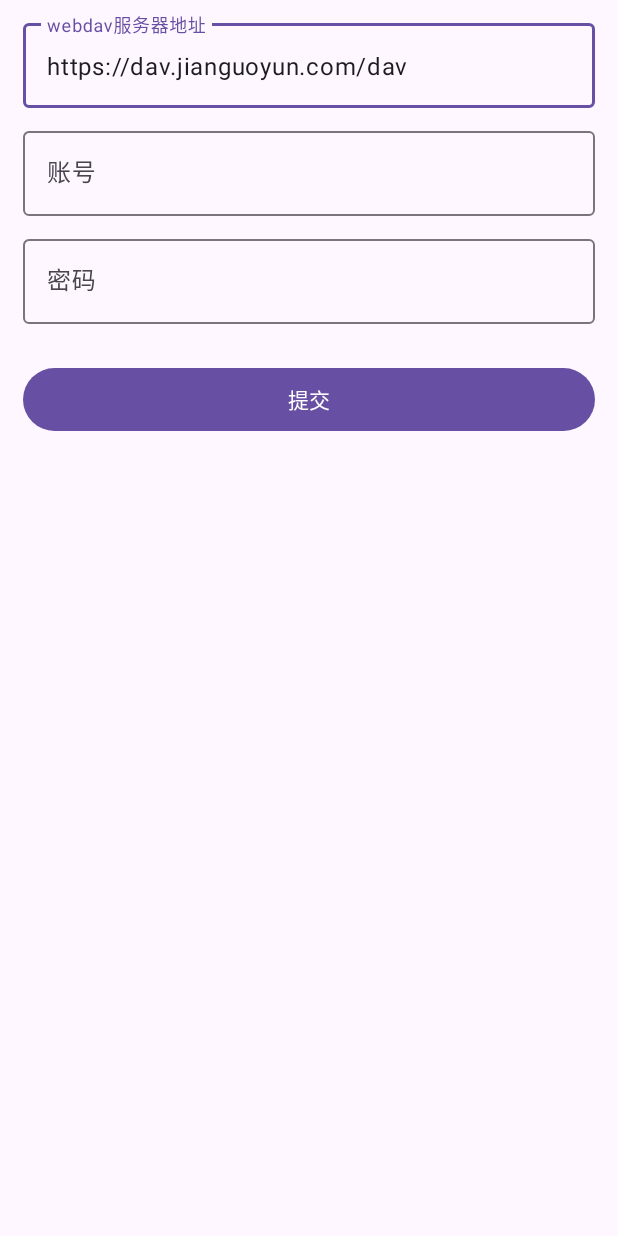
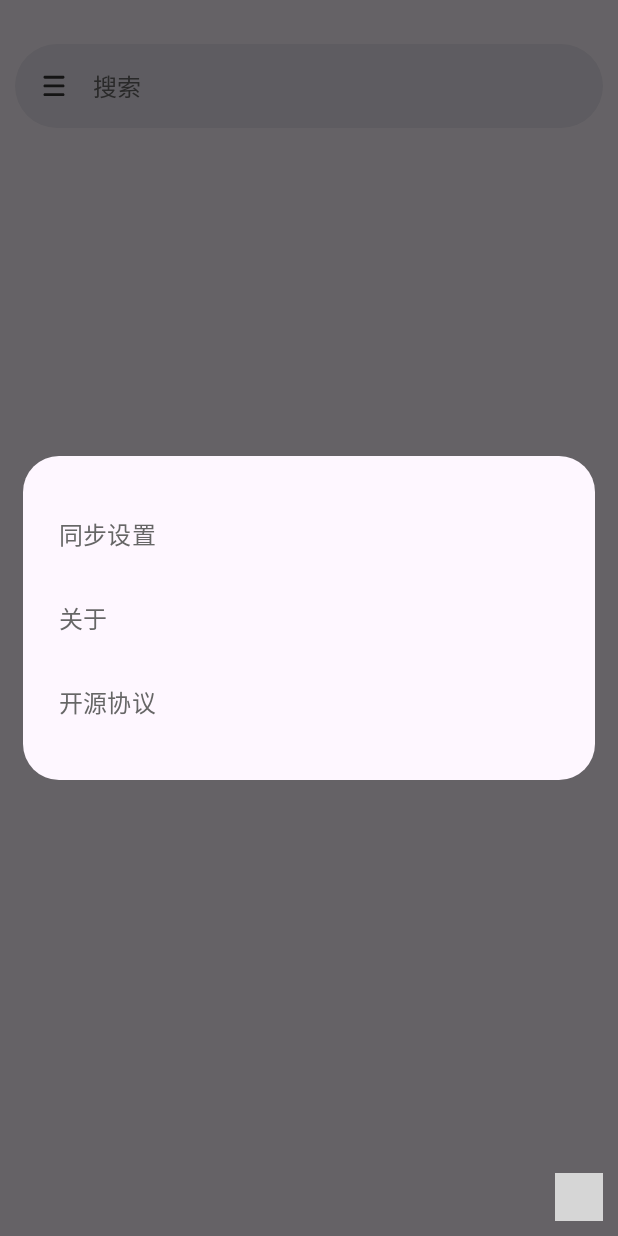
Before and after one commit to opoojkk/2step, an Android app: the screen it shows after launch (SettingsActivity before the commit, MainActivity after it), after a tap on an icon or button, on a phone screen of 412 x 824 dp. Run offline under Robolectric (Android 15) with nearby library versions, the phone set to English and light mode, and no system bars; our stand-ins replace Room's generated code; libraries missing offline, so code that uses them is left out: com.drakeet.multitype, com.leinardi.android, com.tencent.mmkv, com.thegrizzlylabs.sardineandroid; plain views replace SpeedDialView; 13 statements that could not run were skipped; grey boxes are pictures that could not be loaded.

Commit message:
feat: add settings dialog

```diff
--- a/app/build.gradle
+++ b/app/build.gradle
@@ -74,4 +74,6 @@ dependencies {
     implementation "androidx.work:work-runtime-ktx:2.8.1"
     // mmkv
     implementation 'com.tencent:mmkv:1.3.0'
+    // androidx window
+    implementation 'androidx.window:window:1.1.0'
 }
--- /dev/null
+++ b/app/src/main/java/org/getbuddies/a2step/ui/custom/TactfulDialog.kt
@@ -0,0 +1,33 @@
+package org.getbuddies.a2step.ui.custom
+
+import android.app.Dialog
+import android.content.Context
+import android.content.DialogInterface
+import android.icu.text.ListFormatter.Width
+import android.view.View
+import org.getbuddies.a2step.R
+import org.getbuddies.a2step.ui.extendz.dpToPx
+import org.getbuddies.a2step.ui.home.extends.setRoundedOutlineProvider
+import org.getbuddies.a2step.ui.utils.ScreenUtil
+
+class TactfulDialog : Dialog {
+    constructor(context: Context) : this(context, R.style.TactfulDialog)
+    constructor(context: Context, themeResId: Int) : super(context, themeResId)
+    constructor(
+        context: Context,
+        cancelable: Boolean,
+        cancelListener: DialogInterface.OnCancelListener?
+    ) : super(context, cancelable, cancelListener)
+
+    override fun setContentView(layoutResID: Int) {
+        super.setContentView(layoutResID)
+    }
+
+    fun setWidth(width: Int) {
+        window?.attributes?.width = width
+    }
+
+    override fun show() {
+        super.show()
+    }
+}
--- a/app/src/main/java/org/getbuddies/a2step/ui/home/MainActivity.kt
+++ b/app/src/main/java/org/getbuddies/a2step/ui/home/MainActivity.kt
@@ -23,14 +23,16 @@ import com.leinardi.android.speeddial.SpeedDialView
 import org.getbuddies.a2step.R
 import org.getbuddies.a2step.databinding.ActivityMainBinding
 import org.getbuddies.a2step.db.totp.entity.Totp
+import org.getbuddies.a2step.ui.custom.TactfulDialog
 import org.getbuddies.a2step.ui.extendz.dpToPx
 import org.getbuddies.a2step.ui.home.adapter.TotpDelegate
 import org.getbuddies.a2step.ui.home.extends.setRoundedOutlineProvider
-import org.getbuddies.a2step.ui.settings.SettingsActivity
 import org.getbuddies.a2step.ui.totp.InputManualActivity
 import org.getbuddies.a2step.ui.totp.ScanTotpActivity
 import org.getbuddies.a2step.ui.utils.NavigationBars.fixNavBarMargin
+import org.getbuddies.a2step.ui.utils.ScreenUtil
 import org.getbuddies.a2step.ui.utils.StatusBars.configStatusBar
+
 
 class MainActivity : AppCompatActivity() {
     private lateinit var mBinding: ActivityMainBinding
@@ -124,7 +126,13 @@ class MainActivity : AppCompatActivity() {
     private fun initMenu() {
         mBinding.searchBarMenuIcon.setRoundedOutlineProvider(20f.dpToPx().toFloat())
         mBinding.searchBarMenuIcon.setOnClickListener {
-            startActivity(Intent(this, SettingsActivity::class.java))
+//            startActivity(Intent(this, SettingsActivity::class.java))
+            val tactfulDialog = TactfulDialog(this)
+            val view = layoutInflater.inflate(R.layout.dialog_main_settings, null)
+            view.setRoundedOutlineProvider(24f.dpToPx().toFloat())
+            tactfulDialog.setContentView(view)
+            tactfulDialog.setWidth(ScreenUtil.getScreenWidth() - 15f.dpToPx() * 2)
+            tactfulDialog.show()
         }
         mBinding.searchBarClearIcon.setRoundedOutlineProvider(20f.dpToPx().toFloat())
         mBinding.searchBarClearIcon.setOnClickListener {
--- /dev/null
+++ b/app/src/main/java/org/getbuddies/a2step/ui/utils/ScreenUtil.kt
@@ -0,0 +1,30 @@
+package org.getbuddies.a2step.ui.utils
+
+import androidx.window.layout.WindowMetrics
+import androidx.window.layout.WindowMetricsCalculator
+import org.getbuddies.a2step.App
+
+
+object ScreenUtil {
+    /**
+     * 获取屏幕的宽度（以像素为单位）
+     * @param context 应用程序上下文
+     * @return 屏幕的宽度
+     */
+    fun getScreenWidth(): Int {
+        val windowMetrics: WindowMetrics =
+            WindowMetricsCalculator.getOrCreate().computeCurrentWindowMetrics(App.get())
+        return windowMetrics.bounds.width()
+    }
+
+    /**
+     * 获取屏幕的高度（以像素为单位）
+     * @param context 应用程序上下文
+     * @return 屏幕的高度
+     */
+    fun getScreenHeight(): Int {
+        val windowMetrics: WindowMetrics =
+            WindowMetricsCalculator.getOrCreate().computeCurrentWindowMetrics(App.get())
+        return windowMetrics.bounds.height()
+    }
+}
--- /dev/null
+++ b/app/src/main/res/drawable/bg_settings_dialog.xml
@@ -0,0 +1,6 @@
+<?xml version="1.0" encoding="utf-8"?>
+<shape xmlns:android="http://schemas.android.com/apk/res/android"
+    android:shape="rectangle">
+    <corners android:radius="24dp" />
+    <solid android:color="@color/md_theme_surface" />
+</shape>
--- /dev/null
+++ b/app/src/main/res/layout/dialog_main_settings.xml
@@ -0,0 +1,68 @@
+<?xml version="1.0" encoding="utf-8"?>
+<RelativeLayout xmlns:android="http://schemas.android.com/apk/res/android"
+    xmlns:app="http://schemas.android.com/apk/res-auto"
+    xmlns:tools="http://schemas.android.com/tools"
+    android:id="@+id/settings_dialog_root"
+    android:layout_width="match_parent"
+    android:layout_height="wrap_content"
+    android:layout_marginHorizontal="15dp"
+    android:background="@color/md_theme_surface"
+    android:fitsSystemWindows="true"
+    android:paddingVertical="24dp">
+
+    <LinearLayout
+        android:layout_width="match_parent"
+        android:layout_height="wrap_content"
+        android:orientation="vertical">
+
+        <Button
+            android:id="@+id/settings_sync_text"
+            android:layout_width="match_parent"
+            android:layout_height="56dp"
+            android:background="?android:attr/selectableItemBackground"
+            android:gravity="center_vertical"
+            android:lines="1"
+            android:maxLines="1"
+            android:text="@string/label_settings_sync"
+            android:textColor="#666666"
+            android:textSize="16dp"
+            app:layout_constraintEnd_toEndOf="parent"
+            app:layout_constraintHorizontal_bias="0"
+            app:layout_constraintStart_toStartOf="parent"
+            app:layout_constraintTop_toTopOf="parent" />
+
+        <Button
+            android:id="@+id/settings_about_text"
+            android:layout_width="match_parent"
+            android:layout_height="56dp"
+            android:background="?android:attr/selectableItemBackground"
+            android:gravity="center_vertical"
+            android:lines="1"
+            android:maxLines="1"
+            android:text="@string/label_settings_about"
+            android:textColor="#666666"
+            android:textSize="16dp"
+            app:layout_constraintEnd_toEndOf="@+id/settings_sync_text"
+            app:layout_constraintHorizontal_bias="0"
+            app:layout_constraintStart_toStartOf="@+id/settings_sync_text"
+            app:layout_constraintTop_toBottomOf="@+id/settings_sync_text" />
+
+        <Button
+            android:id="@+id/settings_license_text"
+            android:layout_width="match_parent"
+            android:layout_height="56dp"
+            android:background="?android:attr/selectableItemBackground"
+            android:gravity="center_vertical"
+            android:lines="1"
+            android:maxLines="1"
+            android:text="@string/label_settings_license"
+            android:textColor="#666666"
+            android:textSize="16dp"
+            app:layout_constraintBottom_toBottomOf="parent"
+            app:layout_constraintEnd_toEndOf="@+id/settings_about_text"
+            app:layout_constraintHorizontal_bias="0"
+            app:layout_constraintStart_toStartOf="@+id/settings_about_text"
+            app:layout_constraintTop_toBottomOf="@+id/settings_about_text" />
+    </LinearLayout>
+
+</RelativeLayout>
--- a/app/src/main/res/values-night/themes.xml
+++ b/app/src/main/res/values-night/themes.xml
@@ -1,5 +1,5 @@
+<resources>
 
-<resources>
     <style name="AppTheme" parent="Theme.Material3.Dark.NoActionBar">
         <item name="colorPrimary">@color/md_theme_primary</item>
         <item name="colorOnPrimary">@color/md_theme_onPrimary</item>
--- a/app/src/main/res/values/strings.xml
+++ b/app/src/main/res/values/strings.xml
@@ -11,4 +11,7 @@
     <string name="hint_server_account">账号</string>
     <string name="hint_server_password">密码</string>
     <string name="text_jianguo_url">https://dav.jianguoyun.com/dav</string>
+    <string name="label_settings_sync">同步设置</string>
+    <string name="label_settings_about">关于</string>
+    <string name="label_settings_license">开源协议</string>
 </resources>
--- a/app/src/main/res/values/styles.xml
+++ b/app/src/main/res/values/styles.xml
@@ -1,4 +1,8 @@
 <?xml version="1.0" encoding="utf-8"?>
 <resources>
-
+    <!--自定义cornerdialog样式-->
+    <style name="TactfulDialog" parent="Theme.AppCompat.Dialog">
+        <item name="android:background">@android:color/transparent</item>
+        <item name="android:windowBackground">@android:color/transparent</item>
+    </style>
 </resources>
```
